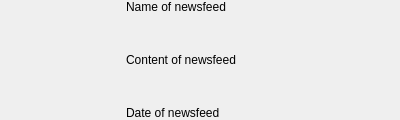
This is linwidgetuiform.ui in jpietrzak8/Linguine as Qt 5 draws it before an edit. The edited form follows.
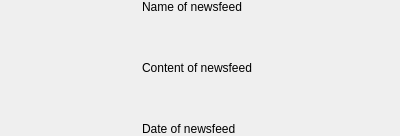
This is the edited form.

```diff
--- a/linwidgetuiform.ui
+++ b/linwidgetuiform.ui
@@ -7,7 +7,7 @@
     <x>0</x>
     <y>0</y>
     <width>400</width>
-    <height>120</height>
+    <height>136</height>
    </rect>
   </property>
   <property name="sizePolicy">
@@ -19,14 +19,23 @@
   <property name="maximumSize">
    <size>
     <width>460</width>
-    <height>120</height>
+    <height>200</height>
    </size>
   </property>
   <property name="windowTitle">
    <string>Linguine Widget</string>
   </property>
   <layout class="QHBoxLayout" name="horizontalLayout">
-   <property name="margin">
+   <property name="leftMargin">
+    <number>8</number>
+   </property>
+   <property name="topMargin">
+    <number>0</number>
+   </property>
+   <property name="rightMargin">
+    <number>0</number>
+   </property>
+   <property name="bottomMargin">
     <number>0</number>
    </property>
    <item>
@@ -39,8 +48,8 @@
      </property>
      <property name="minimumSize">
       <size>
-       <width>120</width>
-       <height>120</height>
+       <width>128</width>
+       <height>128</height>
       </size>
      </property>
      <property name="text">
@@ -89,7 +98,7 @@
        <property name="maximumSize">
         <size>
          <width>340</width>
-         <height>80</height>
+         <height>128</height>
         </size>
        </property>
        <property name="text">
```
